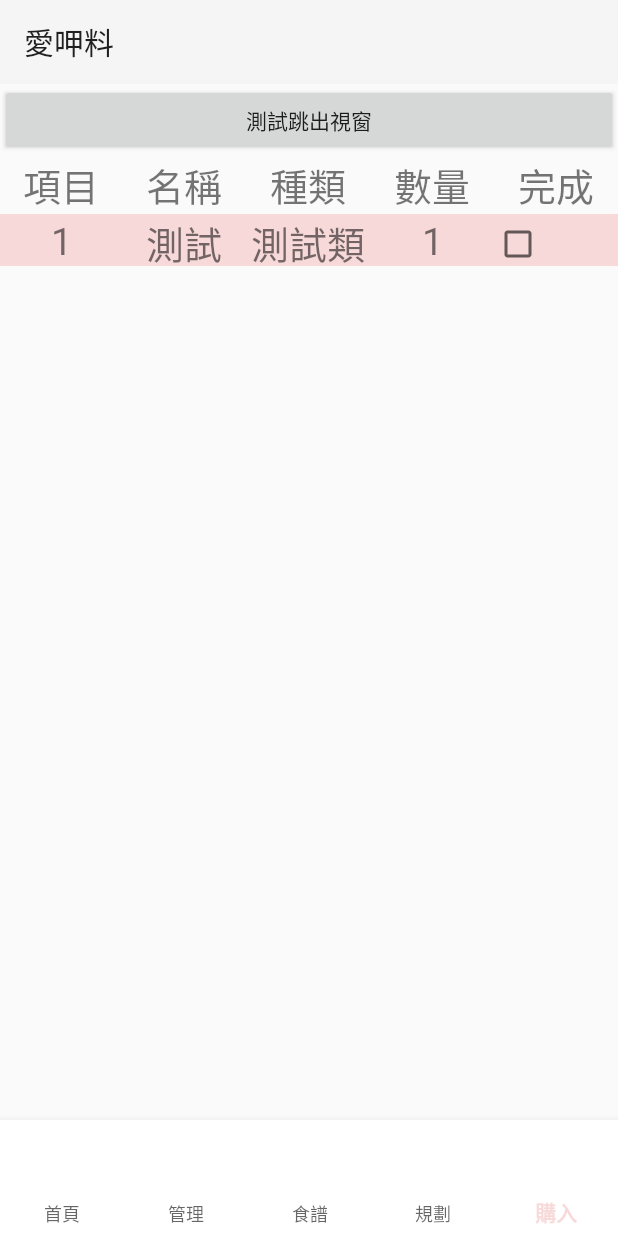
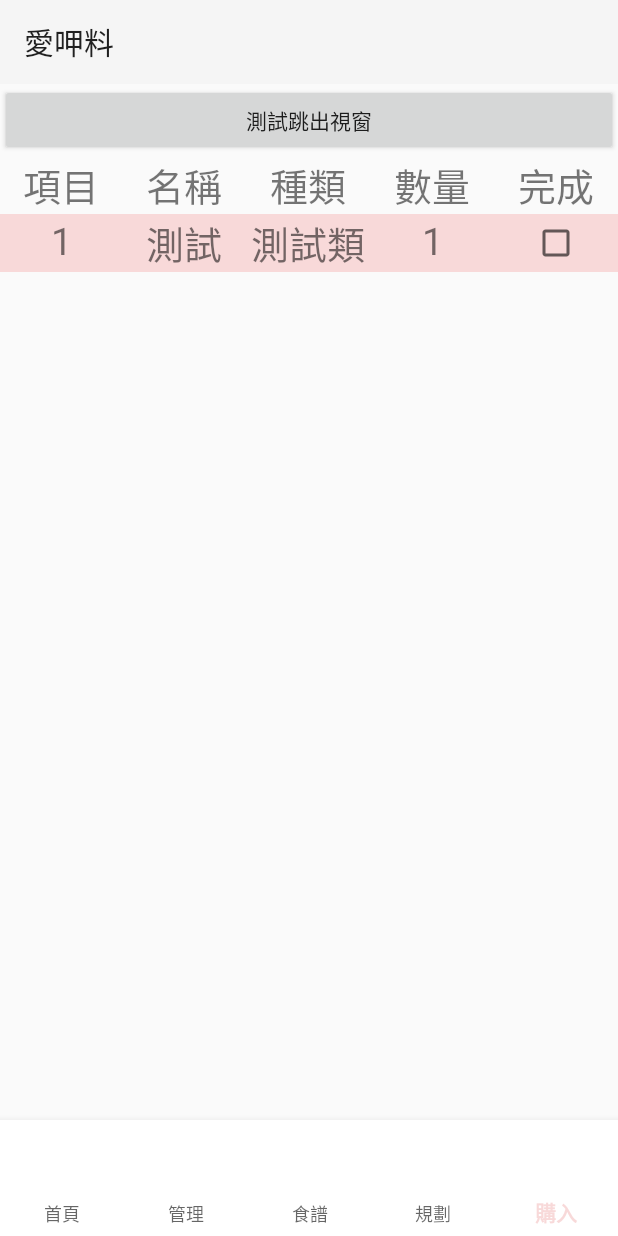
Before and after one commit to Danny0419/fridge, an Android app: the screen it shows after launch (MainActivity), item 5 of the bottom bar chosen, on a phone screen of 412 x 824 dp. Run offline under Robolectric (Android 15) with nearby library versions, the phone set to English and light mode, and no system bars.

Commit message:
1. 購物清單勾選方格置中

```diff
--- a/app/src/main/res/layout/shopping_item.xml
+++ b/app/src/main/res/layout/shopping_item.xml
@@ -38,12 +38,17 @@
         android:textSize="25dp"
         android:textAlignment="center"/>
 
-    <CheckBox
-        android:id="@+id/shoppingItemState"
+    <LinearLayout
         android:layout_width="0dp"
-        android:layout_height="wrap_content"
+        android:layout_height="match_parent"
         android:layout_weight="1"
-        android:textSize="25dp"
-        android:textAlignment="center"
-        />
+        android:gravity="center"
+        android:orientation="vertical">
+        <CheckBox
+            android:id="@+id/shoppingItemState"
+            android:layout_width="wrap_content"
+            android:layout_height="wrap_content"
+            android:textSize="25dp"
+            android:textAlignment="center" />
+    </LinearLayout>
 </LinearLayout>
--- a/build.gradle.kts
+++ b/build.gradle.kts
@@ -1,4 +1,4 @@
 // Top-level build file where you can add configuration options common to all sub-projects/modules.
 plugins {
-    id("com.android.application") version "8.4.1" apply false
+    id("com.android.application") version "8.3.1" apply false
 }
```
